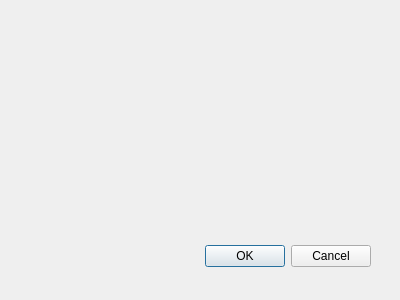
Before: the Qt Designer form TurnGray/turn_gray_dialog_base.ui in raymondnijssen/turngray, drawn with Qt 5.
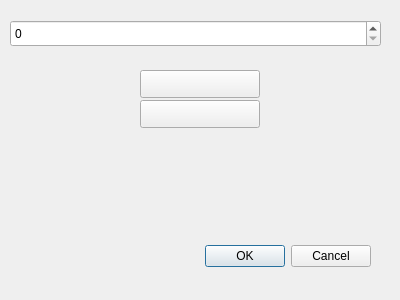
After: the same form once the commit is applied. Custom widgets are drawn as their Qt base class.

What changed in the file:
```diff
--- a/TurnGray/turn_gray_dialog_base.ui
+++ b/TurnGray/turn_gray_dialog_base.ui
@@ -28,7 +28,65 @@
     <set>QDialogButtonBox::Cancel|QDialogButtonBox::Ok</set>
    </property>
   </widget>
+  <widget class="QgsColorButtonV2" name="mColorButtonForeground">
+   <property name="geometry">
+    <rect>
+     <x>140</x>
+     <y>70</y>
+     <width>120</width>
+     <height>28</height>
+    </rect>
+   </property>
+   <property name="color">
+    <color>
+     <red>127</red>
+     <green>127</green>
+     <blue>127</blue>
+    </color>
+   </property>
+   <property name="defaultColor">
+    <color>
+     <red>127</red>
+     <green>127</green>
+     <blue>127</blue>
+    </color>
+   </property>
+  </widget>
+  <widget class="QgsColorButtonV2" name="mColorButtonBackground">
+   <property name="geometry">
+    <rect>
+     <x>140</x>
+     <y>100</y>
+     <width>120</width>
+     <height>28</height>
+    </rect>
+   </property>
+   <property name="color">
+    <color>
+     <red>255</red>
+     <green>255</green>
+     <blue>255</blue>
+    </color>
+   </property>
+  </widget>
+  <widget class="QSpinBox" name="spinBox_composer">
+   <property name="geometry">
+    <rect>
+     <x>10</x>
+     <y>20</y>
+     <width>371</width>
+     <height>27</height>
+    </rect>
+   </property>
+  </widget>
  </widget>
+ <customwidgets>
+  <customwidget>
+   <class>QgsColorButtonV2</class>
+   <extends>QToolButton</extends>
+   <header>qgscolorbuttonv2.h</header>
+  </customwidget>
+ </customwidgets>
  <resources/>
  <connections>
   <connection>
```
Left out of the diff: 41 changed lines with no effect on the pictures.
